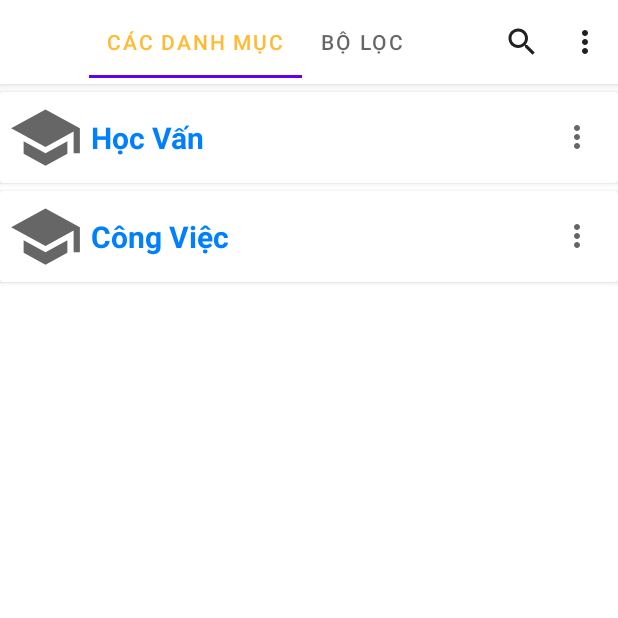
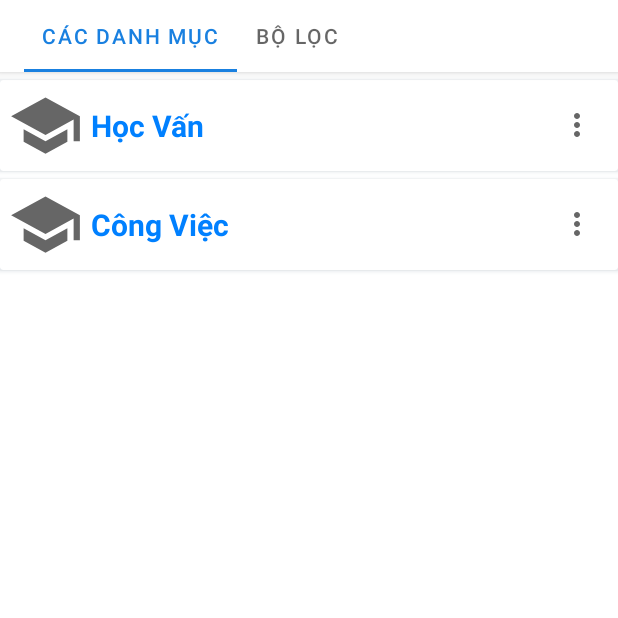
Before and after one commit to frgryr2001/Time-Planner-App, an Android app: the fragment CategoryFragment shown on its own in the app's theme, on a phone screen of 412 x 824 dp, the top half of it. Run offline under Robolectric (Android 15) with nearby library versions, the phone set to English and light mode, and no system bars.

Commit message:
lấy code của sơn

```diff
--- a/app/src/main/java/com/example/myapplication/Fragment/CategoryFragment.java
+++ b/app/src/main/java/com/example/myapplication/Fragment/CategoryFragment.java
@@ -44,9 +44,9 @@ public class CategoryFragment extends Fragment {
     private String mParam1;
     private String mParam2;
 
-    Toolbar CategoryToolbar;
-    TabLayout TablayoutCategory;
-    ViewPager CategoryViewPagerCa;
+    private View mView;
+    private TabLayout tabLayoutCategory;
+    private ViewPager viewPagerCategory;
     public CategoryFragment() {
         // Required empty public constructor
     }
@@ -86,27 +86,23 @@ public class CategoryFragment extends Fragment {
     @Override
     public View onCreateView(LayoutInflater inflater, ViewGroup container,
                              Bundle savedInstanceState) {
-        View view = inflater.inflate(R.layout.fragment_category, container, false);
+        mView = inflater.inflate(R.layout.fragment_category, container, false);
 
-        CategoryToolbar = (Toolbar) view.findViewById(R.id.CategoryToolbar);
-        ((AppCompatActivity)getActivity()).setSupportActionBar(CategoryToolbar);
-//        if (((AppCompatActivity)getActivity()).getSupportActionBar() != null) {
-//            ((AppCompatActivity)getActivity()).setTitle("Main Page");
-//        }
-        TablayoutCategory = view.findViewById(R.id.TablayoutCategory);
-        CategoryViewPagerCa = view.findViewById(R.id.CategoryViewPagerCa);
-        CategoryViewPagerAdapter adapterPage = new CategoryViewPagerAdapter(getChildFragmentManager(), FragmentStatePagerAdapter.BEHAVIOR_RESUME_ONLY_CURRENT_FRAGMENT);
-        CategoryViewPagerCa.setAdapter(adapterPage);
+        tabLayoutCategory = mView.findViewById(R.id.tablayoutCategory);
+        viewPagerCategory = mView.findViewById(R.id.categoryViewPager);
+        CategoryViewPagerAdapter adapter = new CategoryViewPagerAdapter(getChildFragmentManager(), FragmentStatePagerAdapter.BEHAVIOR_RESUME_ONLY_CURRENT_FRAGMENT);
+        viewPagerCategory.setAdapter(adapter);
 
-        TablayoutCategory.setupWithViewPager(CategoryViewPagerCa);
 
-        return view;
+        tabLayoutCategory.setupWithViewPager(viewPagerCategory);
+        return mView;
     }
 
     @Override
     public void onCreateOptionsMenu(@NonNull Menu menu, @NonNull MenuInflater inflater) {
         inflater.inflate(R.menu.save, menu);
-        SearchView menuSearch = (SearchView)menu.findItem(R.id.menuSearch).getActionView();
+        androidx.appcompat.widget.SearchView menuSearch = (androidx.appcompat.widget.SearchView) menu.findItem(R.id.menuSearch).getActionView();
+        menuSearch.setQueryHint("Tìm kiếm");
         menuSearch.setMaxWidth(Integer.MAX_VALUE);
         super.onCreateOptionsMenu(menu, inflater);
 
--- a/app/src/main/res/layout/fragment_category.xml
+++ b/app/src/main/res/layout/fragment_category.xml
@@ -1,45 +1,47 @@
 <?xml version="1.0" encoding="utf-8"?>
 <RelativeLayout xmlns:android="http://schemas.android.com/apk/res/android"
-xmlns:app="http://schemas.android.com/apk/res-auto"
-xmlns:tools="http://schemas.android.com/tools"
+    xmlns:app="http://schemas.android.com/apk/res-auto"
+    xmlns:tools="http://schemas.android.com/tools"
     android:id="@+id/drawerLayout"
-android:layout_width="match_parent"
-android:layout_height="match_parent"
-tools:context=".Fragment.CategoryFragment">
+    android:layout_width="match_parent"
+    android:layout_height="match_parent"
+    tools:context=".Fragment.CategoryFragment">
+
     <com.google.android.material.appbar.AppBarLayout
-        android:id="@+id/appbarlayout"
+        android:id="@+id/appbarCategory"
         android:layout_width="match_parent"
-        android:layout_height="wrap_content">
+        android:layout_height="wrap_content"
+        android:background="#fff">
 
         <androidx.appcompat.widget.Toolbar
             android:layout_width="match_parent"
             android:layout_height="wrap_content"
-            android:id="@+id/CategoryToolbar"
-            android:minHeight="55dp"
-            android:background="@color/white"
-            android:theme="?attr/actionBarTheme"
-            >
+            android:id="@+id/categoryToolbar"
+            android:minHeight="48dp"
+            android:theme="?attr/actionBarTheme">
+
             <com.google.android.material.tabs.TabLayout
-                android:id="@+id/TablayoutCategory"
-                app:tabSelectedTextColor="@android:color/holo_orange_light"
+                android:id="@+id/tablayoutCategory"
                 android:layout_width="match_parent"
                 android:layout_height="wrap_content"
+                app:tabSelectedTextColor="@color/primary"
+                app:itemIconTint="@color/custom_color_bottom_nav"
+                app:itemTextColor="@color/custom_color_bottom_nav"
+                app:tabIndicatorColor="@color/primary"
+                android:minHeight="48dp"
                 app:tabGravity="fill"
-                app:tabMode="auto">
-                />
+                app:tabMode="scrollable"
+                tools:ignore="SpeakableTextPresentCheck"/>
 
-            </com.google.android.material.tabs.TabLayout>
         </androidx.appcompat.widget.Toolbar>
 
     </com.google.android.material.appbar.AppBarLayout>
+
     <androidx.viewpager.widget.ViewPager
-        android:id="@+id/CategoryViewPagerCa"
+        android:id="@+id/categoryViewPager"
         android:layout_width="match_parent"
         android:layout_height="match_parent"
-        android:layout_below="@+id/appbarlayout"
+        android:layout_below="@+id/appbarCategory"
         tools:ignore="SpeakableTextPresentCheck" />
 
-
-
-
 </RelativeLayout>
--- a/app/src/main/res/layout/fragment_schedule.xml
+++ b/app/src/main/res/layout/fragment_schedule.xml
@@ -7,7 +7,7 @@
     tools:context=".Fragment.ScheduleFragment">
 
     <com.google.android.material.appbar.AppBarLayout
-        android:id="@+id/appbar"
+        android:id="@+id/appbarSchedule"
         android:layout_width="match_parent"
         android:layout_height="wrap_content"
         android:background="#fff">
@@ -15,6 +15,11 @@
                 android:id="@+id/scheduleTabLayout"
                 android:layout_width="match_parent"
                 android:layout_height="wrap_content"
+                app:tabSelectedTextColor="@color/primary"
+                app:itemIconTint="@color/custom_color_bottom_nav"
+                app:itemTextColor="@color/custom_color_bottom_nav"
+                app:tabIndicatorColor="@color/primary"
+                android:minHeight="48dp"
                 app:tabGravity="fill"
                 app:tabMode="auto"
                 tools:ignore="SpeakableTextPresentCheck"/>
@@ -25,7 +30,7 @@
         android:id="@+id/scheduleViewPager"
         android:layout_width="match_parent"
         android:layout_height="match_parent"
-        android:layout_below="@+id/appbar"
+        android:layout_below="@+id/appbarSchedule"
         tools:ignore="SpeakableTextPresentCheck" />
 
 </RelativeLayout>
--- a/app/src/main/res/menu/save.xml
+++ b/app/src/main/res/menu/save.xml
@@ -1,17 +1,16 @@
 <?xml version="1.0" encoding="utf-8"?>
 <menu xmlns:android="http://schemas.android.com/apk/res/android"
     xmlns:app="http://schemas.android.com/apk/res-auto">
-    <item android:title="Save"
+    <item android:title="Search"
         android:id="@+id/menuSearch"
         app:showAsAction="always"
-
-        app:actionViewClass="android.widget.SearchView"
+        app:actionViewClass="androidx.appcompat.widget.SearchView"
         android:icon="@drawable/ic_baseline_search_24"
         ></item>
-    <item android:title="Mo rong tat ca"
+    <item android:title="Mở rộng tất cả"
         android:id="@+id/option"
         ></item>
-    <item android:title="Thu gon tat ca"
+    <item android:title="Thu gọn tất cả"
         android:id="@+id/option1"
         ></item>
 </menu>
```
Also changed, not shown: 1 other file.
